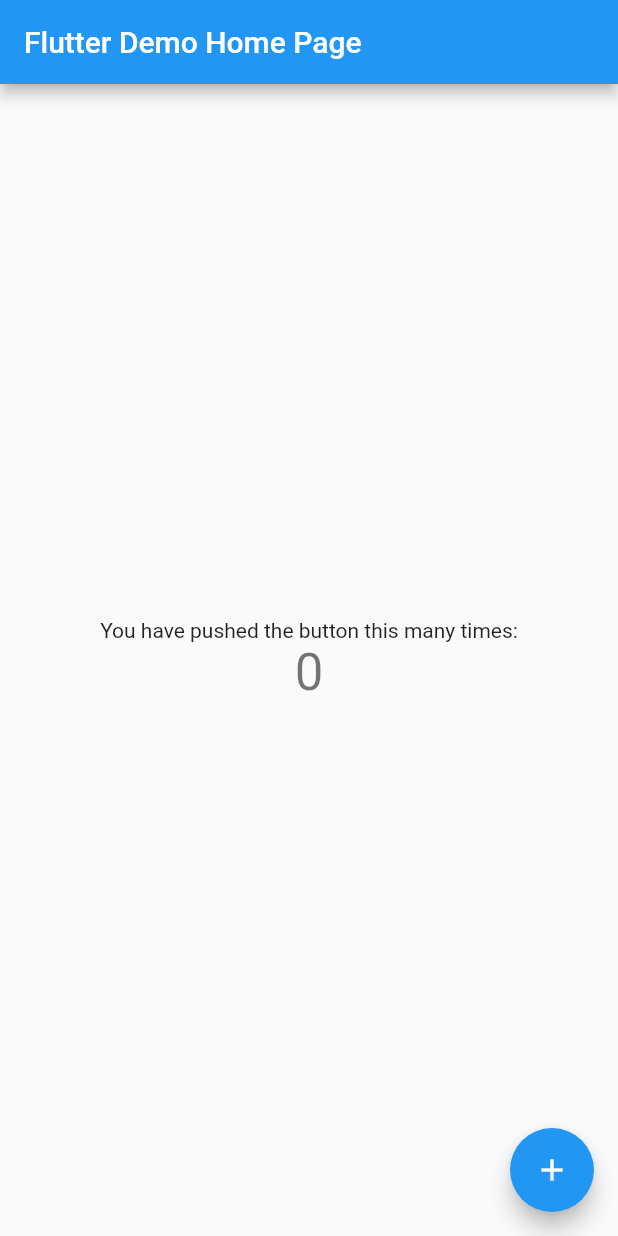
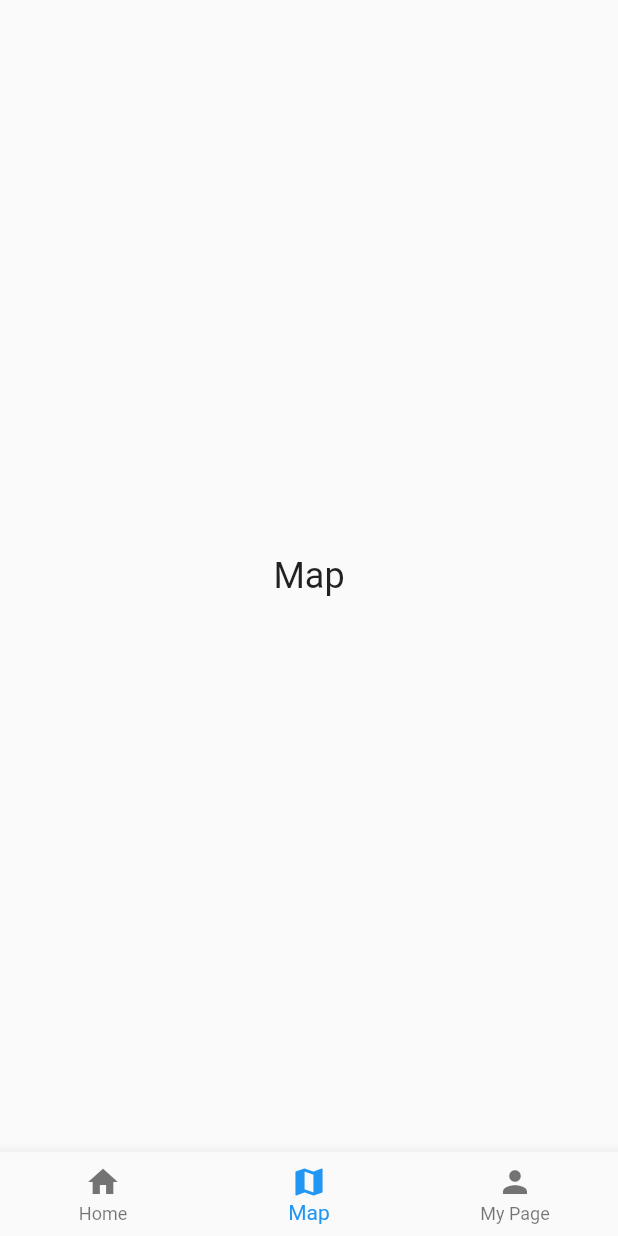
Before and after one commit to ulysseyson/bread_world, a Flutter app: the screen it shows after launch, on a phone screen of 412 x 824 dp. Run offline on Flutter 3.47's test engine with Material 2 defaults, Android fonts, the phone set to English and light mode, and no system bars.

Commit message:
feat: basic file structure

```diff
--- /dev/null
+++ b/lib/components/breadworldBottomBar.dart
@@ -0,0 +1,38 @@
+import 'package:flutter/material.dart';
+import 'package:flutter/src/widgets/container.dart';
+import 'package:flutter/src/widgets/framework.dart';
+
+class BreadBottomnNavigationBar extends StatefulWidget {
+  const BreadBottomnNavigationBar({super.key, this.state, this.setState});
+  final state;
+  final setState;
+
+  @override
+  State<BreadBottomnNavigationBar> createState() =>
+      _BreadBottomnNavigationBarState();
+}
+
+class _BreadBottomnNavigationBarState extends State<BreadBottomnNavigationBar> {
+  @override
+  Widget build(BuildContext context) {
+    return BottomNavigationBar(
+        currentIndex: widget.state,
+        onTap: (i) {
+          widget.setState(i);
+        },
+        items: [
+          BottomNavigationBarItem(
+            icon: Icon(Icons.home),
+            label: 'Home',
+          ),
+          BottomNavigationBarItem(
+            icon: Icon(Icons.map),
+            label: 'Map',
+          ),
+          BottomNavigationBarItem(
+            icon: Icon(Icons.person),
+            label: 'My Page',
+          ),
+        ]);
+  }
+}
--- a/lib/main.dart
+++ b/lib/main.dart
@@ -1,4 +1,8 @@
+import 'package:bread_world/components/breadworldBottomBar.dart';
 import 'package:flutter/material.dart';
+import 'package:bread_world/pages/recipeLayout.dart';
+import 'package:bread_world/pages/mapLayout.dart';
+import 'package:bread_world/pages/mypageLayout.dart';
 
 void main() {
   runApp(const MyApp());
@@ -24,92 +28,33 @@
         // is not restarted.
         primarySwatch: Colors.blue,
       ),
-      home: const MyHomePage(title: 'Flutter Demo Home Page'),
+      home: const MyWidget(),
     );
   }
 }
 
-class MyHomePage extends StatefulWidget {
-  const MyHomePage({super.key, required this.title});
-
-  // This widget is the home page of your application. It is stateful, meaning
-  // that it has a State object (defined below) that contains fields that affect
-  // how it looks.
-
-  // This class is the configuration for the state. It holds the values (in this
-  // case the title) provided by the parent (in this case the App widget) and
-  // used by the build method of the State. Fields in a Widget subclass are
-  // always marked "final".
-
-  final String title;
+class MyWidget extends StatefulWidget {
+  const MyWidget({super.key});
 
   @override
-  State<MyHomePage> createState() => _MyHomePageState();
+  State<MyWidget> createState() => _MyWidgetState();
 }
 
-class _MyHomePageState extends State<MyHomePage> {
-  int _counter = 0;
-
-  void _incrementCounter() {
+class _MyWidgetState extends State<MyWidget> {
+  var _tab = 1;
+  final layout = [recipeLayout(), mapLayout(), mypageLayout()];
+  setTab(n) {
     setState(() {
-      // This call to setState tells the Flutter framework that something has
-      // changed in this State, which causes it to rerun the build method below
-      // so that the display can reflect the updated values. If we changed
-      // _counter without calling setState(), then the build method would not be
-      // called again, and so nothing would appear to happen.
-      _counter++;
+      _tab = n;
     });
   }
 
   @override
   Widget build(BuildContext context) {
-    // This method is rerun every time setState is called, for instance as done
-    // by the _incrementCounter method above.
-    //
-    // The Flutter framework has been optimized to make rerunning build methods
-    // fast, so that you can just rebuild anything that needs updating rather
-    // than having to individually change instances of widgets.
     return Scaffold(
-      appBar: AppBar(
-        // Here we take the value from the MyHomePage object that was created by
-        // the App.build method, and use it to set our appbar title.
-        title: Text(widget.title),
-      ),
-      body: Center(
-        // Center is a layout widget. It takes a single child and positions it
-        // in the middle of the parent.
-        child: Column(
-          // Column is also a layout widget. It takes a list of children and
-          // arranges them vertically. By default, it sizes itself to fit its
-          // children horizontally, and tries to be as tall as its parent.
-          //
-          // Invoke "debug painting" (press "p" in the console, choose the
-          // "Toggle Debug Paint" action from the Flutter Inspector in Android
-          // Studio, or the "Toggle Debug Paint" command in Visual Studio Code)
-          // to see the wireframe for each widget.
-          //
-          // Column has various properties to control how it sizes itself and
-          // how it positions its children. Here we use mainAxisAlignment to
-          // center the children vertically; the main axis here is the vertical
-          // axis because Columns are vertical (the cross axis would be
-          // horizontal).
-          mainAxisAlignment: MainAxisAlignment.center,
-          children: <Widget>[
-            const Text(
-              'You have pushed the button this many times:',
-            ),
-            Text(
-              '$_counter',
-              style: Theme.of(context).textTheme.headlineMedium,
-            ),
-          ],
-        ),
-      ),
-      floatingActionButton: FloatingActionButton(
-        onPressed: _incrementCounter,
-        tooltip: 'Increment',
-        child: const Icon(Icons.add),
-      ), // This trailing comma makes auto-formatting nicer for build methods.
+      body: layout[_tab],
+      bottomNavigationBar:
+          BreadBottomnNavigationBar(state: _tab, setState: setTab),
     );
   }
 }
--- /dev/null
+++ b/lib/pages/mapLayout.dart
@@ -0,0 +1,24 @@
+import 'package:flutter/material.dart';
+import 'package:flutter/src/widgets/container.dart';
+import 'package:flutter/src/widgets/framework.dart';
+
+import '../components/breadworldBottomBar.dart';
+
+class mapLayout extends StatefulWidget {
+  const mapLayout({super.key});
+
+  @override
+  State<mapLayout> createState() => _mapLayoutState();
+}
+
+class _mapLayoutState extends State<mapLayout> {
+  @override
+  Widget build(BuildContext context) {
+    return Center(
+      child: Text(
+        'Map',
+        style: TextStyle(fontSize: 24),
+      ),
+    );
+  }
+}
```
Also changed, not shown: lib/pages/mypageLayout.dart (added, +24 -0 lines), lib/pages/recipeLayout.dart (added, +23 -0 lines).
